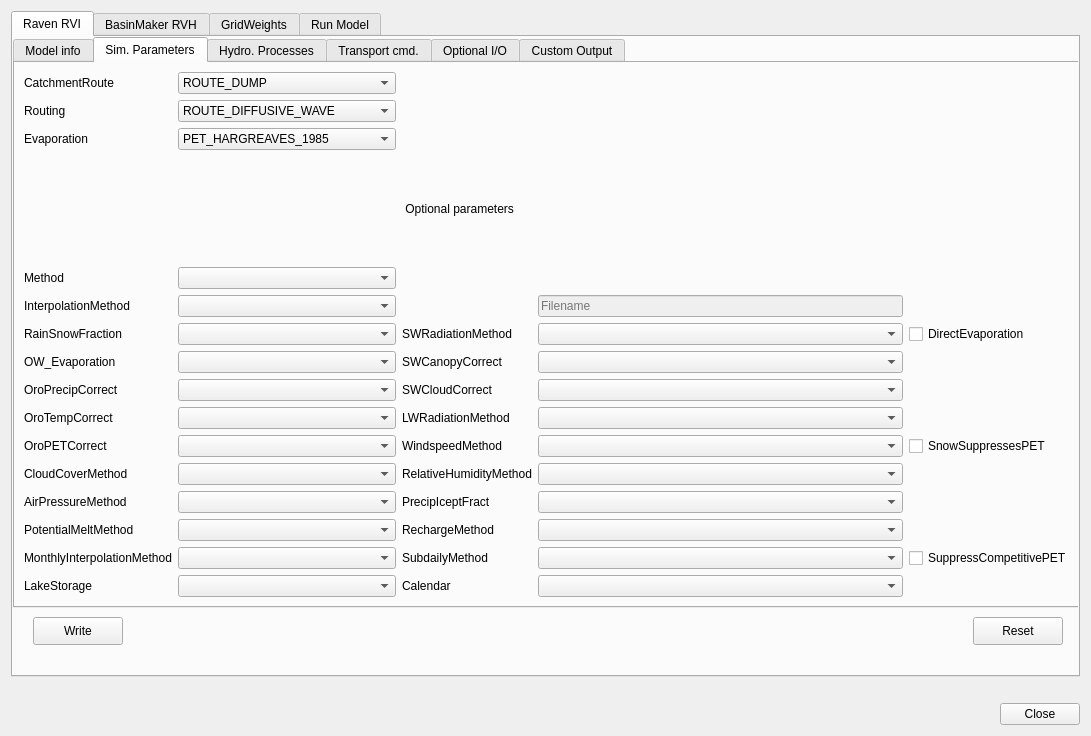
This is qraven/qraven_dialog_base.ui in Scriptbash/QRaven as Qt 5 draws it before an edit. The edited form follows.
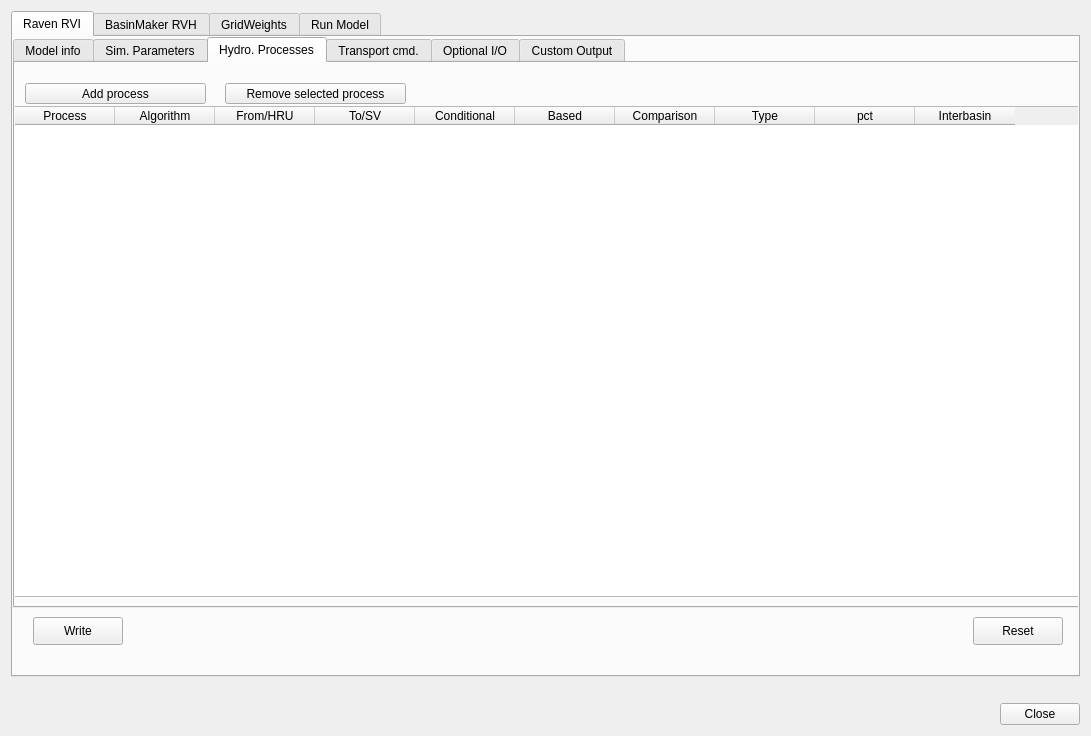
This is the edited form. Custom widgets are drawn as their Qt base class.

Commit message: LateralEquilibrate partially implemented

Patch:
```diff
--- a/qraven/qraven_dialog_base.ui
+++ b/qraven/qraven_dialog_base.ui
@@ -54,7 +54,7 @@
         <enum>QTabWidget::Rounded</enum>
        </property>
        <property name="currentIndex">
-        <number>1</number>
+        <number>2</number>
        </property>
        <widget class="QWidget" name="tabWidgetPage1">
         <attribute name="title">
@@ -1564,7 +1564,7 @@
           <number>0</number>
          </property>
          <property name="columnCount">
-          <number>8</number>
+          <number>10</number>
          </property>
          <attribute name="horizontalHeaderCascadingSectionResizes">
           <bool>false</bool>
@@ -1584,12 +1584,12 @@
          </column>
          <column>
           <property name="text">
-           <string>From</string>
+           <string>From/HRU</string>
           </property>
          </column>
          <column>
           <property name="text">
-           <string>To</string>
+           <string>To/SV</string>
           </property>
          </column>
          <column>
@@ -1612,6 +1612,16 @@
            <string>Type</string>
           </property>
          </column>
+         <column>
+          <property name="text">
+           <string>pct</string>
+          </property>
+         </column>
+         <column>
+          <property name="text">
+           <string>Interbasin</string>
+          </property>
+         </column>
         </widget>
         <widget class="QPushButton" name="btn_addhydroproc">
          <property name="geometry">
```
The commit also changes 1 other file.
